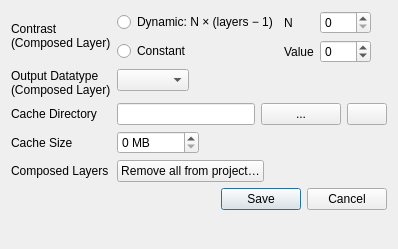
The window that src/SettingsDialogBase.ui (mobermayer/layer-slider) describes before a commit, drawn with Qt 5.
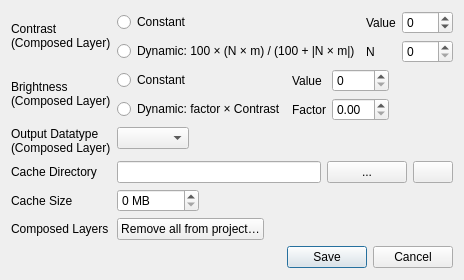
The same window after the commit.

Commit message: improve contrast calculation of composed layer and add brightness

```diff
--- a/src/SettingsDialogBase.ui
+++ b/src/SettingsDialogBase.ui
@@ -7,7 +7,7 @@
     <x>0</x>
     <y>0</y>
     <width>398</width>
-    <height>249</height>
+    <height>280</height>
    </rect>
   </property>
   <property name="windowTitle">
@@ -40,45 +40,42 @@
       <property name="bottomMargin">
        <number>0</number>
       </property>
-      <item row="0" column="0">
+      <item row="1" column="0">
        <widget class="QRadioButton" name="radio_dynamic">
         <property name="text">
-         <string>Dynamic: N × (layers − 1)</string>
+         <string>Dynamic: 100 × (N × m) / (100 + |N × m|)</string>
         </property>
        </widget>
       </item>
-      <item row="0" column="1">
+      <item row="1" column="1">
        <widget class="QLabel" name="label_dynamic_n">
         <property name="text">
          <string>N</string>
         </property>
        </widget>
       </item>
-      <item row="0" column="2">
+      <item row="1" column="2">
        <widget class="QSpinBox" name="spin_dynamic_n">
         <property name="toolTip">
-         <string>Contrast = N × (number of composed layers − 1)</string>
-        </property>
-        <property name="maximum">
-         <number>50</number>
+         <string>m = number of composed layers − 1. Contrast offset C(m) = 100 × (N × m) / (100 + |N × m|).</string>
         </property>
        </widget>
       </item>
-      <item row="1" column="0">
+      <item row="0" column="0">
        <widget class="QRadioButton" name="radio_constant">
         <property name="text">
          <string>Constant</string>
         </property>
        </widget>
       </item>
-      <item row="1" column="1">
+      <item row="0" column="1">
        <widget class="QLabel" name="label_constant_value">
         <property name="text">
          <string>Value</string>
         </property>
        </widget>
       </item>
-      <item row="1" column="2">
+      <item row="0" column="2">
        <widget class="QSpinBox" name="spin_constant">
         <property name="toolTip">
          <string>Fixed contrast value applied to composed layers</string>
@@ -95,6 +92,74 @@
     </widget>
    </item>
    <item row="1" column="0">
+    <widget class="QLabel" name="label_brightness">
+     <property name="text">
+      <string>Brightness
+(Composed Layer)</string>
+     </property>
+    </widget>
+   </item>
+   <item row="1" column="1">
+    <widget class="QWidget" name="brightness_widget" native="true">
+     <layout class="QGridLayout" name="brightness_layout">
+      <property name="leftMargin">
+       <number>0</number>
+      </property>
+      <property name="topMargin">
+       <number>0</number>
+      </property>
+      <property name="rightMargin">
+       <number>0</number>
+      </property>
+      <property name="bottomMargin">
+       <number>0</number>
+      </property>
+      <item row="0" column="0">
+       <widget class="QRadioButton" name="radio_brightness_constant">
+        <property name="text">
+         <string>Constant</string>
+        </property>
+       </widget>
+      </item>
+      <item row="0" column="1">
+       <widget class="QLabel" name="label_brightness_value">
+        <property name="text">
+         <string>Value</string>
+        </property>
+       </widget>
+      </item>
+      <item row="0" column="2">
+       <widget class="QSpinBox" name="spin_brightness_value">
+        <property name="toolTip">
+         <string>Fixed brightness offset added to the first layer's brightness</string>
+        </property>
+       </widget>
+      </item>
+      <item row="1" column="0">
+       <widget class="QRadioButton" name="radio_brightness_dynamic">
+        <property name="text">
+         <string>Dynamic: factor × Contrast</string>
+        </property>
+       </widget>
+      </item>
+      <item row="1" column="1">
+       <widget class="QLabel" name="label_brightness_factor">
+        <property name="text">
+         <string>Factor</string>
+        </property>
+       </widget>
+      </item>
+      <item row="1" column="2">
+       <widget class="QDoubleSpinBox" name="spin_brightness_factor">
+        <property name="toolTip">
+         <string>Brightness offset = factor × the contrast offset: the fixed value in Constant mode or the calculated value in Dynamic mode.</string>
+        </property>
+       </widget>
+      </item>
+     </layout>
+    </widget>
+   </item>
+   <item row="2" column="0">
     <widget class="QLabel" name="label_output_datatype">
      <property name="text">
       <string>Output Datatype
@@ -102,17 +167,17 @@
      </property>
     </widget>
    </item>
-   <item row="1" column="1">
+   <item row="2" column="1">
     <widget class="QComboBox" name="combo_output_datatype"/>
    </item>
-   <item row="2" column="0">
+   <item row="3" column="0">
     <widget class="QLabel" name="label_cache_dir">
      <property name="text">
       <string>Cache Directory</string>
      </property>
     </widget>
    </item>
-   <item row="2" column="1">
+   <item row="3" column="1">
     <widget class="QWidget" name="cache_dir_widget" native="true">
      <layout class="QHBoxLayout" name="cache_dir_layout">
       <property name="spacing">
@@ -160,14 +225,14 @@
      </layout>
     </widget>
    </item>
-   <item row="3" column="0">
+   <item row="4" column="0">
     <widget class="QLabel" name="label_cache_size">
      <property name="text">
       <string>Cache Size</string>
      </property>
     </widget>
    </item>
-   <item row="3" column="1">
+   <item row="4" column="1">
     <widget class="QSpinBox" name="spin_cache_mb">
      <property name="suffix">
       <string> MB</string>
@@ -177,14 +242,14 @@
      </property>
     </widget>
    </item>
-   <item row="4" column="0">
+   <item row="5" column="0">
     <widget class="QLabel" name="label_remove_composed">
      <property name="text">
       <string>Composed Layers</string>
      </property>
     </widget>
    </item>
-   <item row="4" column="1">
+   <item row="5" column="1">
     <widget class="QWidget" name="remove_composed_widget" native="true">
      <layout class="QVBoxLayout" name="remove_composed_layout">
       <property name="leftMargin">
@@ -212,7 +277,7 @@
      </layout>
     </widget>
    </item>
-   <item row="5" column="0" colspan="2">
+   <item row="6" column="0" colspan="2">
     <widget class="QDialogButtonBox" name="button_box">
      <property name="orientation">
       <enum>Qt::Horizontal</enum>
```
The commit also changes 5 other files.
